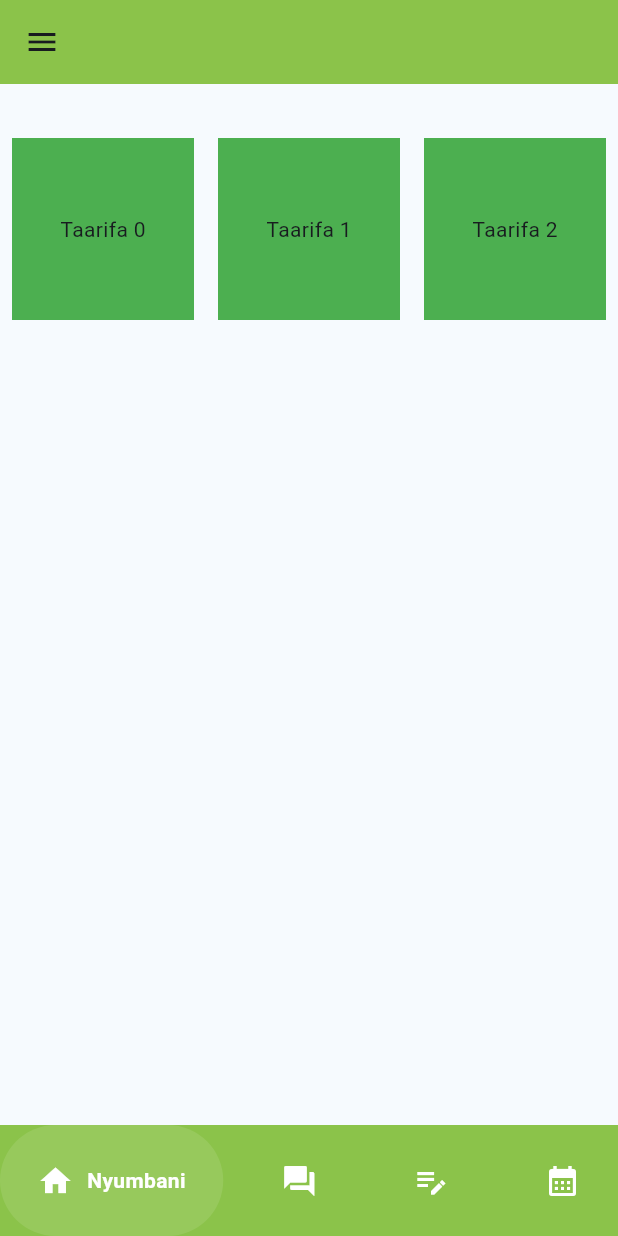
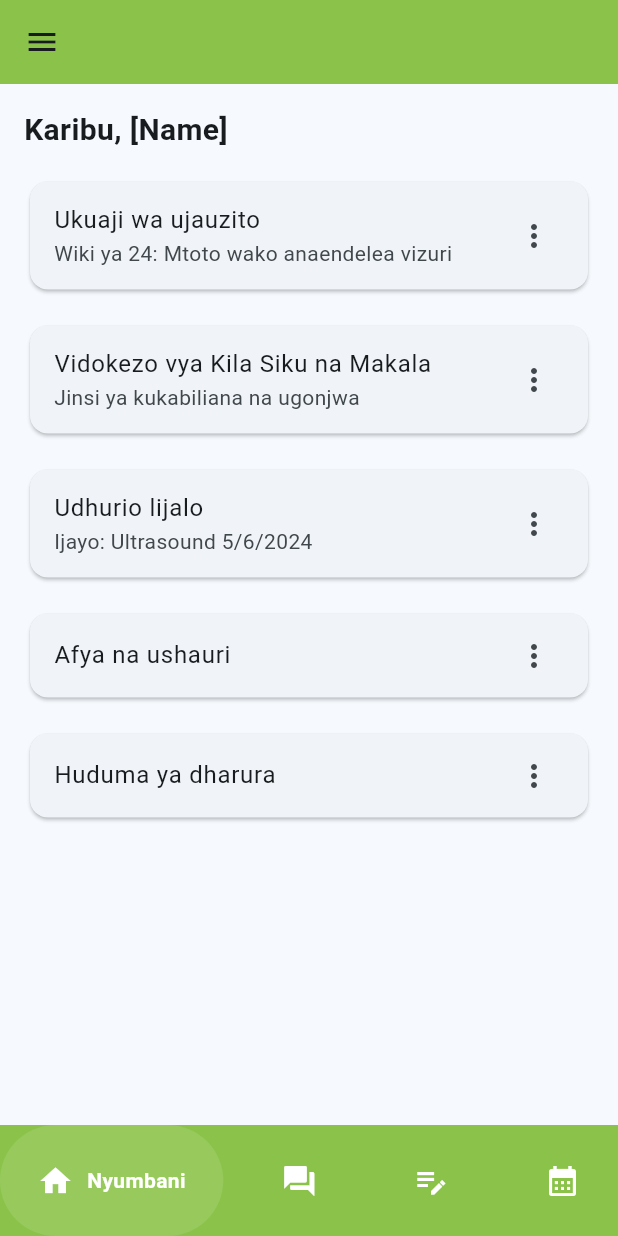
Before and after one commit to masudihamidu/maternal-health-system, a Flutter app: the MaternalhomePage screen opened by its route, on a phone screen of 412 x 824 dp. Run offline on Flutter 3.47's test engine with Material 3 defaults, Android fonts, the phone set to English and light mode, and no system bars; drawn by our look-alikes of google_nav_bar; our stand-ins replace go_router, quickalert, syncfusion_flutter_charts; missing offline and left inert: flutter_expandable_table.

Commit message:
creating interface for AI

```diff
--- a/lib/screens/ClinicCard.dart
+++ b/lib/screens/ClinicCard.dart
@@ -47,6 +47,9 @@ class maternalHomePageState extends State<ClinicCard>{
                       )
                     ]
                 )
+
+
+
             )
         ),
 
--- a/lib/screens/MaternalHomePage.dart
+++ b/lib/screens/MaternalHomePage.dart
@@ -18,35 +18,74 @@ class maternalHomePageState extends State<MaternalhomePage> {
       appBar: AppBar(
         backgroundColor: Colors.lightGreen,
       ),
-      body: Column(
+      body: SingleChildScrollView(
+        child: Padding(
+          padding: const EdgeInsets.all(16.0),
+          child: Column(
             crossAxisAlignment: CrossAxisAlignment.stretch,
             children: [
-          const Padding(
-            padding: EdgeInsets.all(7),
+              const Text(
+                'Karibu, [Name]',
+                style: TextStyle(fontSize: 20, fontWeight: FontWeight.bold),
               ),
-          // const Text("Dashibodi" , style: TextStyle(fontSize: 20, fontWeight: FontWeight.bold),
-          // ),
-          const Padding(
-            padding: EdgeInsets.all(7),
-          ),
-
-          Expanded(
-            child: GridView.count(
-              crossAxisCount: 3,
-              children: List.generate(
-                3, // Number of grid items
-                    (index) => Container(
-                  margin: EdgeInsets.all(8),
-                  color: Colors.green,
-                  child: Center(
-                    child: Text('Taarifa $index'),
+              const SizedBox(height: 16),
+              Card(
+                child: ListTile(
+                  title: const Text('Ukuaji wa ujauzito'),
+                  subtitle: const Text('Wiki ya 24: Mtoto wako anaendelea vizuri'),
+                  trailing: Icon(Icons.more_vert),
+                  onTap: () {
+                    // Navigate to pregnancy tracker details
+                  },
                 ),
               ),
+              const SizedBox(height: 16),
+              Card(
+                child: ListTile(
+                  title: const Text('Vidokezo vya Kila Siku na Makala'),
+                  subtitle: const Text('Jinsi ya kukabiliana na ugonjwa'),
+                  trailing: Icon(Icons.more_vert),
+                  onTap: () {
+                    // Navigate to articles section
+                  },
                 ),
+              ),
+              const SizedBox(height: 16),
+              Card(
+                child: ListTile(
+                  title: const Text('Udhurio lijalo'),
+                  subtitle: const Text('Ijayo: Ultrasound 5/6/2024'),
+                  trailing: Icon(Icons.more_vert),
+                  onTap: () {
+                    // Navigate to appointments section
+                  },
                 ),
               ),
 
+              const SizedBox(height: 16),
+              Card(
+                child: ListTile(
+                  title: const Text('Afya na ushauri'),
+                  trailing: Icon(Icons.more_vert),
+                  onTap: () {
+                    // Navigate to health and fitness section
+                  },
+                ),
+              ),
+
+              const SizedBox(height: 16),
+              Card(
+                child: ListTile(
+                  title: const Text('Huduma ya dharura'),
+                  trailing: Icon(Icons.more_vert),
+                  onTap: () {
+                    // Navigate to emergency contacts
+                  },
+                ),
+              ),
             ],
+          ),
+        ),
       ),
       bottomNavigationBar: GNav(
         backgroundColor: Colors.lightGreen,
@@ -66,7 +105,6 @@ class maternalHomePageState extends State<MaternalhomePage> {
             },
             text: 'Msaada',
           ),
-
           const GButton(
             icon: Icons.edit_note_sharp,
             text: 'Ushauri',
```
Also changed, not shown: lib/screens/ChatHistory.dart (deleted, +0 -39 lines). Lines whose indentation alone changed are shown as unchanged.
